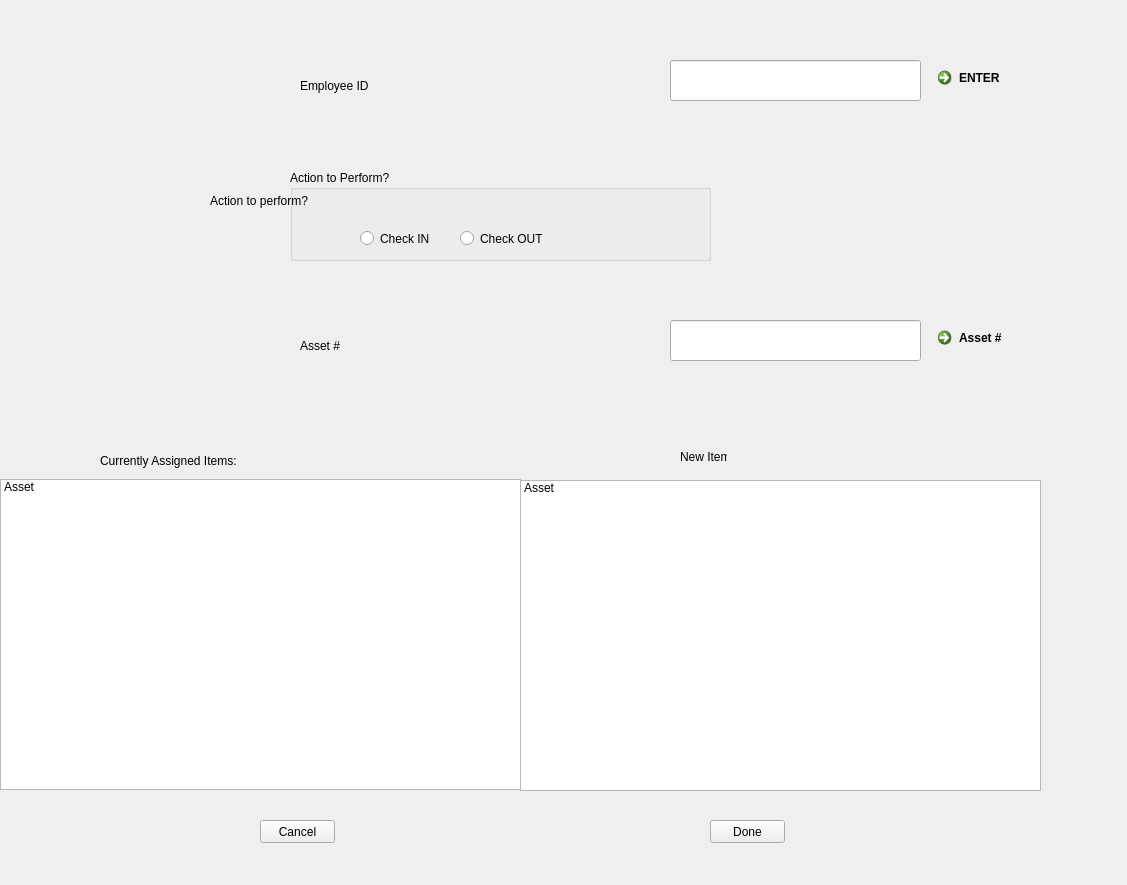
Qt form ui/Etek_main_window_v2.ui (Capstone-RFID/Code) before a commit.
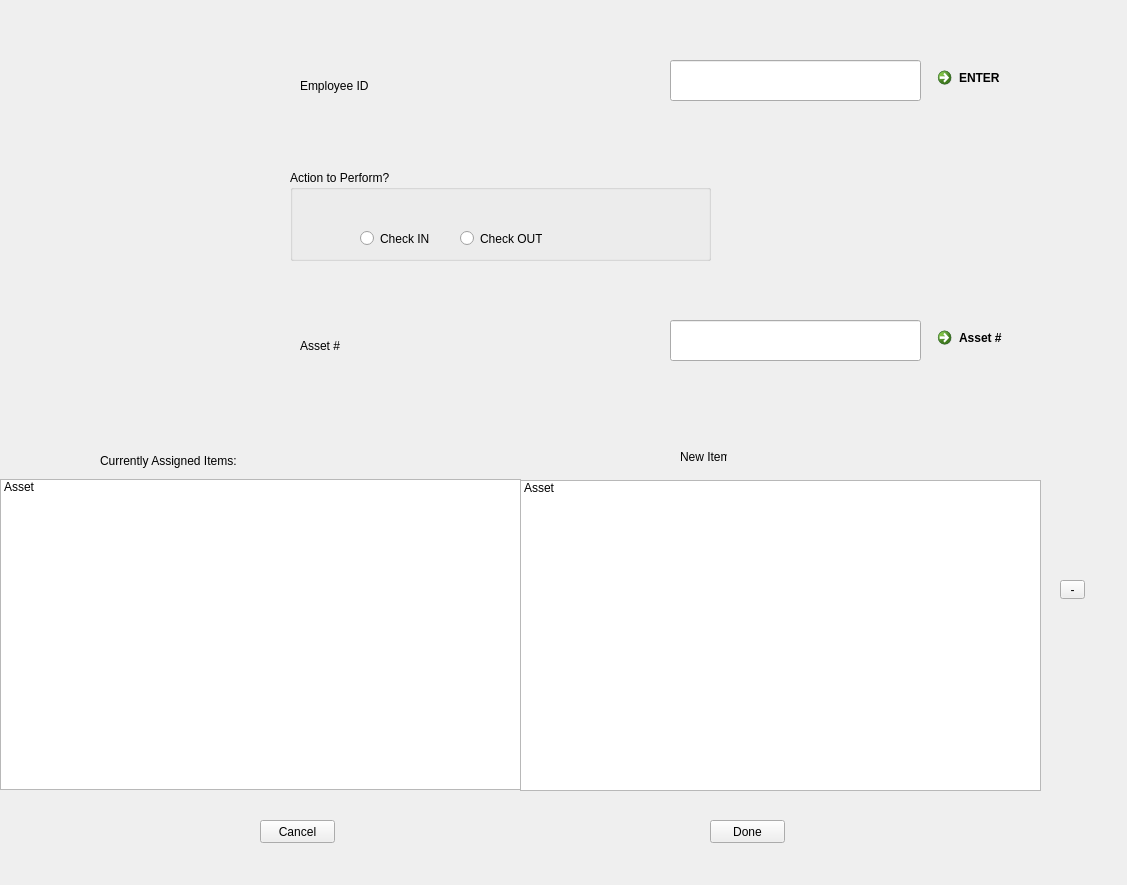
The same form after that commit.

Commit message: updated clear list widgets, delete button added changed tab order, UI updates timer for duplicate warning ItemEntry added in RFID function

Diff of the .ui file:
```diff
--- a/ui/Etek_main_window_v2.ui
+++ b/ui/Etek_main_window_v2.ui
@@ -104,19 +104,6 @@
     </rect>
    </property>
   </widget>
-  <widget class="QLabel" name="Action_To_Perform_Label">
-   <property name="geometry">
-    <rect>
-     <x>210</x>
-     <y>190</y>
-     <width>181</width>
-     <height>21</height>
-    </rect>
-   </property>
-   <property name="text">
-    <string>Action to perform?</string>
-   </property>
-  </widget>
   <widget class="QCommandLinkButton" name="Employee_ID_Enter">
    <property name="geometry">
     <rect>
@@ -234,6 +221,22 @@
     </property>
    </widget>
   </widget>
+  <widget class="QToolButton" name="Remove_Button">
+   <property name="geometry">
+    <rect>
+     <x>1060</x>
+     <y>580</y>
+     <width>25</width>
+     <height>19</height>
+    </rect>
+   </property>
+   <property name="focusPolicy">
+    <enum>Qt::ClickFocus</enum>
+   </property>
+   <property name="text">
+    <string>-</string>
+   </property>
+  </widget>
  </widget>
  <resources/>
  <connections/>
```
Left out of the diff: 28 changed lines with no effect on the pictures. The commit also changes 4 other files.
